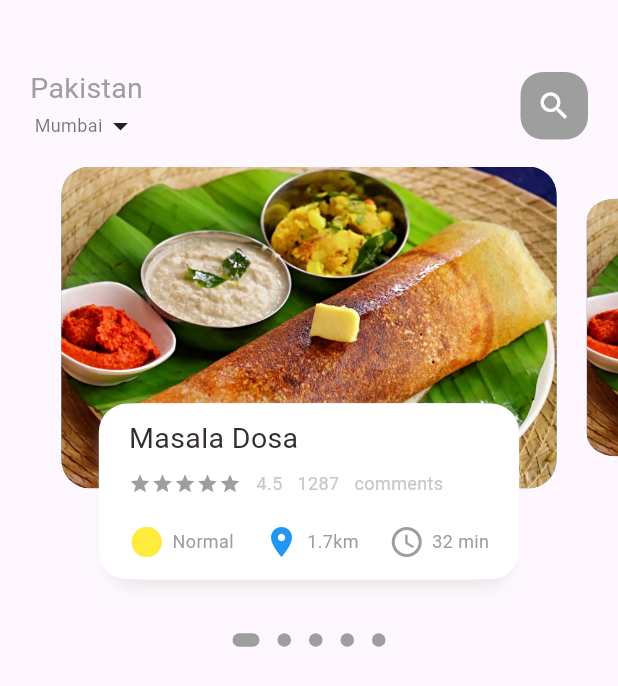
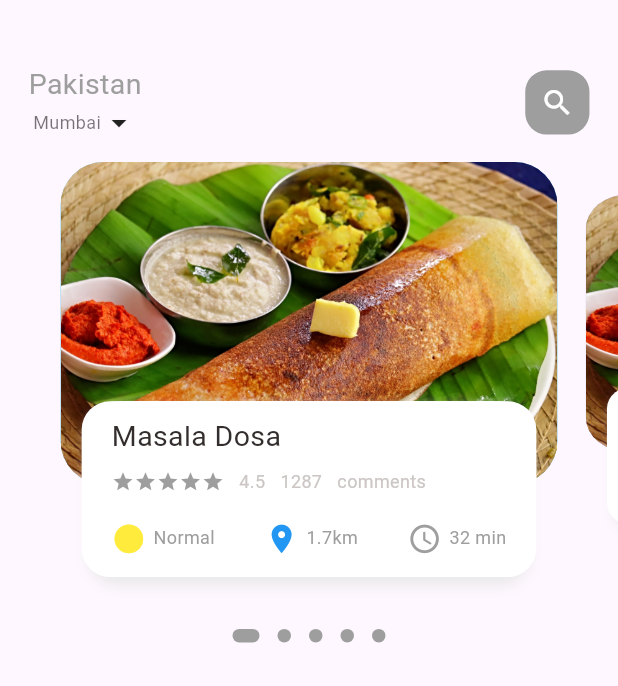
Before and after one commit to prashantmanna/flutter_food_delivery_app, a Flutter app: the screen it shows after launch, on a phone screen of 412 x 824 dp. Shown: the top 686 px of the screen. Run offline on Flutter 3.47's test engine with Material 3 defaults, Android fonts, the phone set to English and light mode, and no system bars; drawn by our look-alikes of dots_indicator; our stand-ins replace get; Roboto replaces fonts that are missing (Poppins).

Commit message:
first commit

```diff
--- a/lib/home/MyHomePage.dart
+++ b/lib/home/MyHomePage.dart
@@ -1,5 +1,6 @@
 import 'package:flutter/material.dart';
 import 'package:flutter_food_delivery_app/home/food_page_body.dart';
+import 'package:flutter_food_delivery_app/utils/Dimension.dart';
 import 'package:flutter_food_delivery_app/widgets/bigText.dart';
 import 'package:flutter_food_delivery_app/widgets/small_text.dart';
 
@@ -19,8 +20,8 @@ class _MyhomepageState extends State<Myhomepage> {
           children: [
             //header
             Container(
-              margin: EdgeInsets.only(top: 45,bottom: 15),
-              padding: EdgeInsets.only(left: 20,right: 20),
+              margin: EdgeInsets.only(top: Dimension.height45,bottom: Dimension.height15),
+              padding: EdgeInsets.only(left: Dimension.width20,right: Dimension.width20),
               child: Row(
                 mainAxisAlignment: MainAxisAlignment.spaceBetween,
                 children: [
@@ -38,14 +39,15 @@ class _MyhomepageState extends State<Myhomepage> {
                   ),
                   Center(
                     child: Container(
-                      width: 45,
-                      height: 45,
+                      width: Dimension.height45,
+                      height: Dimension.height45,
                       child: Icon(
                         Icons.search,
                         color: Colors.white,
+                        size: Dimension.size24,
                       ),
                       decoration: BoxDecoration(
-                        borderRadius: BorderRadius.circular(15),
+                        borderRadius: BorderRadius.circular(Dimension.radius15),
                         color: Colors.grey
                       ),
 
--- a/lib/home/food_page_body.dart
+++ b/lib/home/food_page_body.dart
@@ -95,9 +95,9 @@ class _FoodPageBodyState extends State<FoodPageBody> {
         children: [
           Container(
             height: Dimension.pageViewContainer,
-            margin: EdgeInsets.only(left: 10, right: 10),
+            margin: EdgeInsets.only(left: Dimension.width10, right: Dimension.width10),
             decoration: BoxDecoration(
-                borderRadius: BorderRadius.circular(Dimension.radius20),
+                borderRadius: BorderRadius.circular(Dimension.radius30),
                 color: index.isEven ? Color(0xff69c5df) : Color(0xff9294cc),
                 image: DecorationImage(
                     fit: BoxFit.cover,
@@ -167,7 +167,7 @@ class _FoodPageBodyState extends State<FoodPageBody> {
                   ],
                 ),
               ),
-              margin: EdgeInsets.only(left: 40, right: 40, bottom: 30),
+              margin: EdgeInsets.only(left: Dimension.width30, right: Dimension.width30, bottom: Dimension.height30),
               decoration: BoxDecoration(
                   borderRadius: BorderRadius.circular(Dimension.radius20),
                   color: Colors.white,
--- a/lib/utils/Dimension.dart
+++ b/lib/utils/Dimension.dart
@@ -6,13 +6,25 @@ class Dimension{
 
   static double pageView = screenHeight/2.70;
   static double pageViewTextContainer = screenHeight/7.03;
-
+  //height
   static double height10 = screenHeight/86.62;
   static double height20 = screenHeight/43.31;
   static double height15 = screenHeight/57.75;
+  static double height30 = screenHeight/28.87;
+  static double height45 = screenHeight/19.25;
+
+
+  //icon size
+  static double size24 = screenHeight/36.09;
+  //width
+  static double width10 = screenHeight/86.62;
+  static double width20 = screenHeight/43.31;
+  static double width15 = screenHeight/57.75;
+  static double width30 = screenHeight/28.87;
 
 
   static double font20 = screenHeight/43.31;
   static double radius20 = screenHeight/43.31;
   static double radius30 = screenHeight/28.87;
+  static double radius15 = screenHeight/57.75;
 }
--- a/lib/widgets/icon_and_text.dart
+++ b/lib/widgets/icon_and_text.dart
@@ -1,4 +1,5 @@
 import 'package:flutter/material.dart';
+import 'package:flutter_food_delivery_app/utils/Dimension.dart';
 import 'package:flutter_food_delivery_app/widgets/small_text.dart';
 class IconAndText extends StatelessWidget {
   final IconData icon;
@@ -15,7 +16,7 @@ class IconAndText extends StatelessWidget {
   Widget build(BuildContext context) {
     return Row(
       children: [
-        Icon(icon,color: iconColor,),
+        Icon(icon,color: iconColor,size: Dimension.size24,),
         SizedBox(width: 5,),
         small_text(text: text,color: color,),
       ],
```
